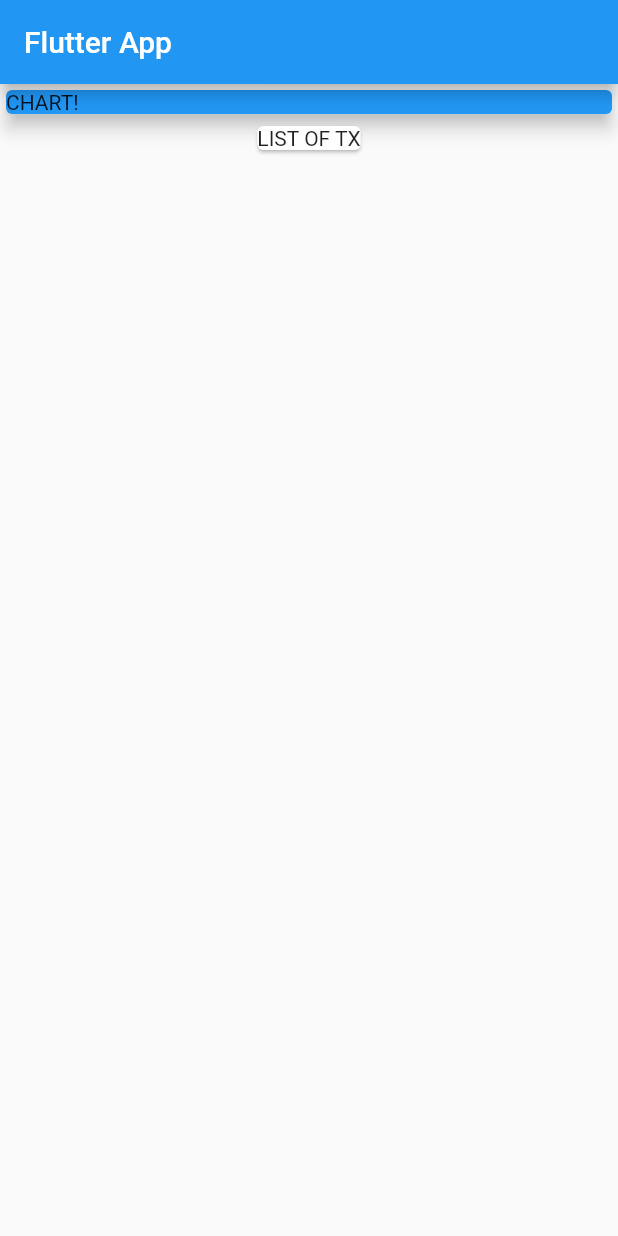
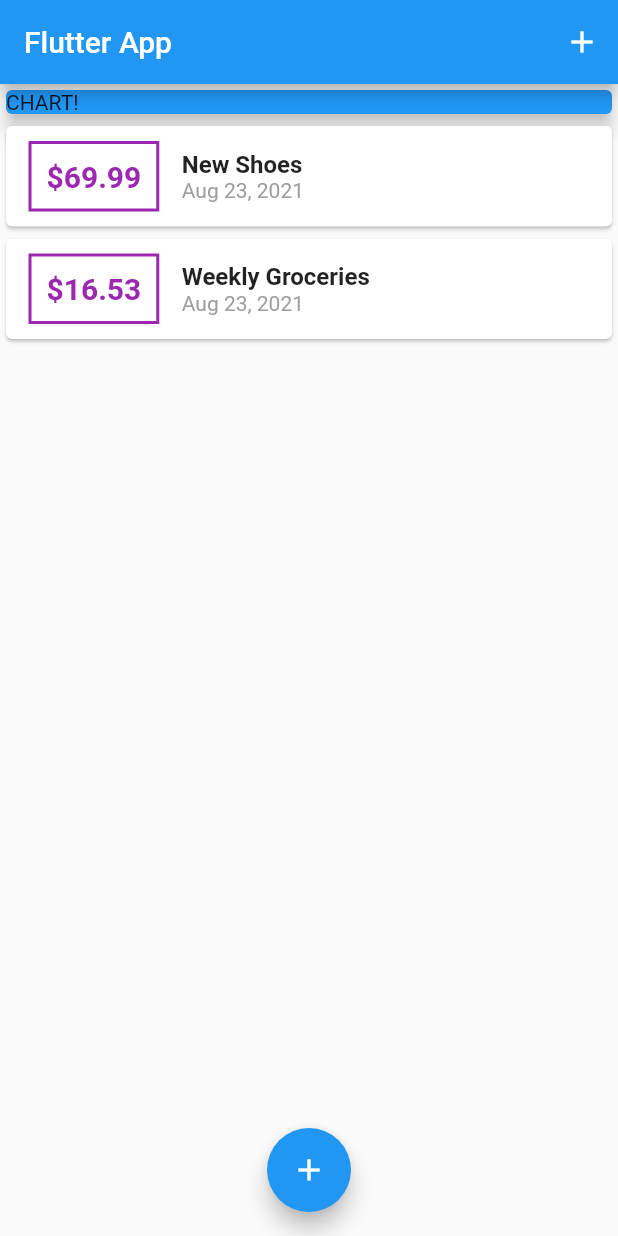
Before and after one commit to Danevandy99/Flutter-Personal-Expenses-App, a Flutter app: the screen it shows after launch, on a phone screen of 412 x 824 dp. Run offline on Flutter 3.47's test engine with Material 2 defaults, Android fonts, the phone set to English and light mode, and no system bars.

Commit message:
End of Lesson 95

```diff
--- a/lib/main.dart
+++ b/lib/main.dart
@@ -1,4 +1,8 @@
 import 'package:flutter/material.dart';
+import 'package:flutter_complete_guide/widgets/transaction_list.dart';
+import './widgets/new_transaction.dart';
+import './widgets/transaction_list.dart';
+import './models/transaction.dart';
 
 void main() => runApp(MyApp());
 
@@ -12,14 +16,71 @@ class MyApp extends StatelessWidget {
   }
 }
 
-class MyHomePage extends StatelessWidget {
+class MyHomePage extends StatefulWidget {
+  // String titleInput;
+  // String amountInput;
+  @override
+  _MyHomePageState createState() => _MyHomePageState();
+}
+
+class _MyHomePageState extends State<MyHomePage> {
+  final titleController = TextEditingController();
+  final amountController = TextEditingController();
+  final List<Transaction> _userTransactions = [
+    Transaction(
+      id: 't1',
+      title: 'New Shoes',
+      amount: 69.99,
+      date: DateTime.now(),
+    ),
+    Transaction(
+      id: 't2',
+      title: 'Weekly Groceries',
+      amount: 16.53,
+      date: DateTime.now(),
+    ),
+  ];
+
+  void _addNewTransaction(String title, double amount) {
+    final newTransaction = Transaction(
+      id: DateTime.now().toString(),
+      title: title,
+      amount: amount,
+      date: DateTime.now(),
+    );
+    setState(() {
+      _userTransactions.add(newTransaction);
+    });
+  }
+
+  void _startAddNewTransaction(BuildContext context) {
+    showModalBottomSheet(
+      context: context,
+      builder: (_) {
+        return GestureDetector(
+          onTap: () {},
+          child: NewTransaction(_addNewTransaction),
+          behavior: HitTestBehavior.opaque,
+        );
+      },
+    );
+  }
+
   @override
   Widget build(BuildContext context) {
     return Scaffold(
       appBar: AppBar(
         title: Text('Flutter App'),
+        actions: [
+          IconButton(
+            onPressed: () => _startAddNewTransaction(context),
+            icon: Icon(Icons.add),
+          ),
+        ],
       ),
       body: Column(
+        //mainAxisAlignment: MainAxisAlignment.start,
+        crossAxisAlignment: CrossAxisAlignment.stretch,
         children: <Widget>[
           Container(
             width: double.infinity,
@@ -29,11 +90,14 @@ class MyHomePage extends StatelessWidget {
               elevation: 5,
             ),
           ),
-          Card(
-            child: Text('LIST OF TX'),
-          ),
+          TransactionList(_userTransactions)
         ],
       ),
+      floatingActionButton: FloatingActionButton(
+        child: Icon(Icons.add),
+        onPressed: () => _startAddNewTransaction(context),
+      ),
+      floatingActionButtonLocation: FloatingActionButtonLocation.centerFloat,
     );
   }
 }
--- /dev/null
+++ b/lib/models/transaction.dart
@@ -0,0 +1,15 @@
+import 'package:flutter/foundation.dart';
+
+class Transaction {
+  final String id;
+  final String title;
+  final double amount;
+  final DateTime date;
+
+  Transaction({
+    @required this.id,
+    @required this.title,
+    @required this.amount,
+    @required this.date
+  });
+}
--- /dev/null
+++ b/lib/widgets/transaction_list.dart
@@ -0,0 +1,63 @@
+import 'package:flutter/material.dart';
+import 'package:intl/intl.dart';
+import '../models/transaction.dart';
+
+class TransactionList extends StatelessWidget {
+  final List<Transaction> transactions;
+
+  TransactionList(this.transactions);
+
+  @override
+  Widget build(BuildContext context) {
+    return Container(
+      height: 300,
+      child: ListView.builder(
+        itemBuilder: (context, index) {
+          return Card(
+            child: Row(
+              children: [
+                Container(
+                  margin: EdgeInsets.symmetric(vertical: 10, horizontal: 15),
+                  decoration: BoxDecoration(
+                    border: Border.all(
+                      color: Colors.purple,
+                      width: 2,
+                    ),
+                  ),
+                  padding: EdgeInsets.all(10),
+                  child: Text(
+                    '\$${transactions[index].amount.toStringAsFixed(2)}',
+                    style: TextStyle(
+                      fontWeight: FontWeight.bold,
+                      fontSize: 20,
+                      color: Colors.purple,
+                    ),
+                  ),
+                ),
+                Column(
+                  crossAxisAlignment: CrossAxisAlignment.start,
+                  children: [
+                    Text(
+                      transactions[index].title,
+                      style: TextStyle(
+                        fontSize: 16,
+                        fontWeight: FontWeight.bold,
+                      ),
+                    ),
+                    Text(
+                      DateFormat.yMMMd().format(transactions[index].date),
+                      style: TextStyle(
+                        color: Colors.grey,
+                      ),
+                    ),
+                  ],
+                ),
+              ],
+            ),
+          );
+        },
+        itemCount: transactions.length,
+      ),
+    );
+  }
+}
--- a/pubspec.yaml
+++ b/pubspec.yaml
@@ -19,6 +19,7 @@ environment:
 dependencies:
   flutter:
     sdk: flutter
+  intl: ^0.17.0
 
   # The following adds the Cupertino Icons font to your application.
   # Use with the CupertinoIcons class for iOS style icons.
```
Also changed, not shown: lib/widgets/new_transaction.dart (added, +61 -0 lines), pubspec.lock.
